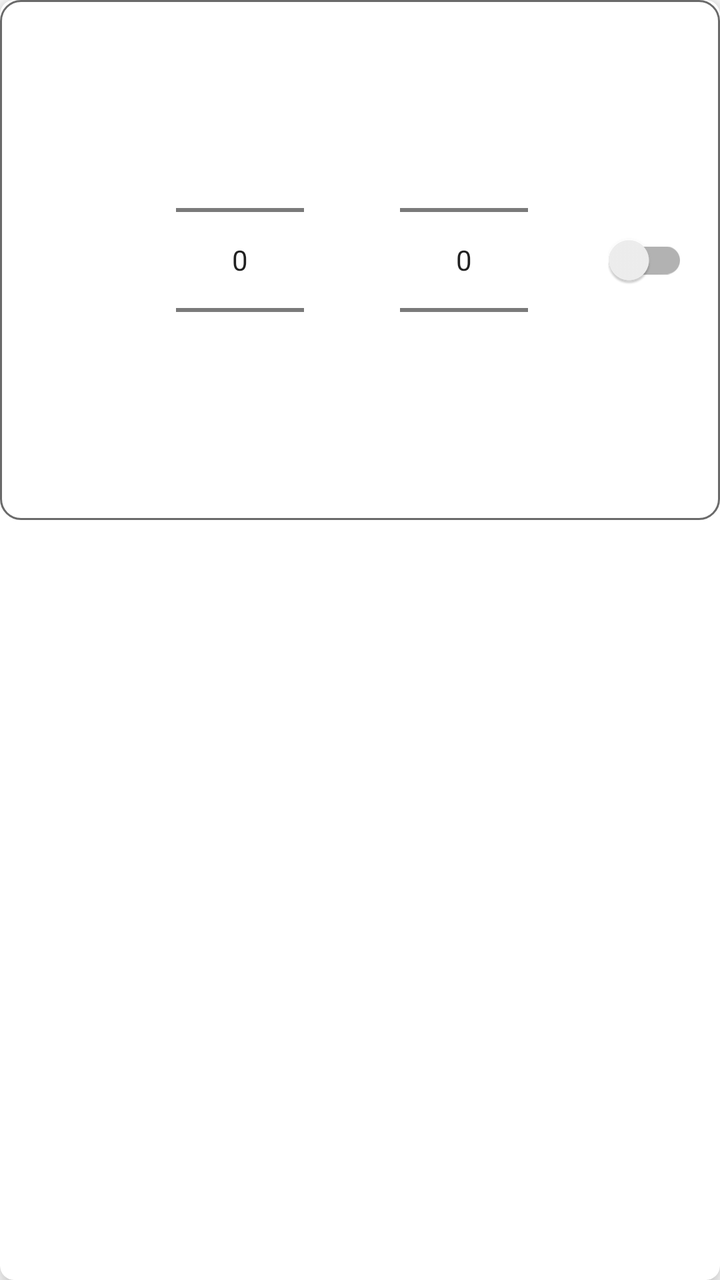
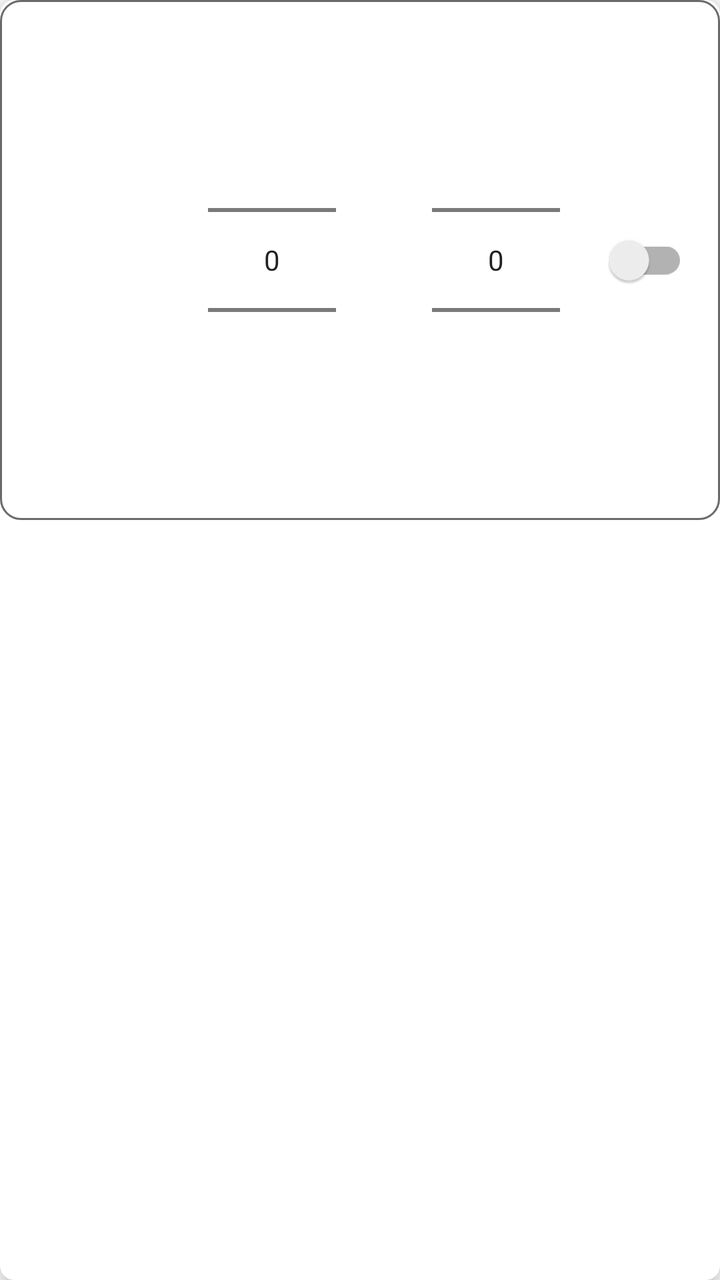

Before-and-after screenshots of an Android layout around one commit, followed by the original layout XML and the change that was made.
<!-- AndroidManifest.xml: application theme AppTheme -->
<!-- res/layout/list_item_weather_settings.xml -->
<?xml version="1.0" encoding="utf-8"?>
<layout xmlns:android="http://schemas.android.com/apk/res/android">

    <data>

        <variable
            name="viewModel"
            type="eu.agribot.agribotapp.ui.fragment.taskcreator.weatherselect.recycler.WeatherSettingsListItemViewModel" />
    </data>


    <androidx.cardview.widget.CardView xmlns:card_view="http://schemas.android.com/apk/res-auto"
        android:layout_width="match_parent"
        android:layout_height="wrap_content"
        android:layout_margin="@dimen/margin_small"
        android:background="@color/background_gray"
        android:foregroundGravity="center"
        card_view:cardCornerRadius="7dp"
        card_view:cardElevation="7dp"
        card_view:cardMaxElevation="7dp">

        <LinearLayout
            android:layout_width="match_parent"
            android:layout_height="wrap_content"
            android:background="@drawable/rounded_corner_layout"
            android:gravity="center"
            android:padding="@dimen/margin_large">


            <ImageView
                android:id="@+id/weather_icon"
                android:layout_width="wrap_content"
                android:layout_height="wrap_content"
                android:layout_gravity="center"
                android:layout_margin="@dimen/margin_xlarge" />


            <NumberPicker
                android:id="@+id/condition"
                android:layout_width="wrap_content"
                android:layout_height="wrap_content"
                android:layout_gravity="center"
                android:layout_margin="@dimen/margin_xlarge" />

            <NumberPicker
                android:id="@+id/value"
                android:layout_width="wrap_content"
                android:layout_height="wrap_content"
                android:layout_gravity="center"
                android:layout_margin="@dimen/margin_xlarge" />

            <TextView
                android:id="@+id/unit"
                android:layout_width="wrap_content"
                android:layout_height="wrap_content"
                android:layout_gravity="center"
                android:layout_margin="@dimen/margin_medium"
                android:textSize="@dimen/text_size_xlarge" />

            <androidx.appcompat.widget.SwitchCompat
                android:id="@+id/activation_switch"
                android:layout_width="wrap_content"
                android:layout_height="wrap_content"
                android:layout_gravity="center" />

        </LinearLayout>

    </androidx.cardview.widget.CardView>
</layout>
<!-- resources referenced by this layout -->
<resources>
  <color name="background_gray">#f1f1f1</color>
  <dimen name="margin_large">16dp</dimen>
  <dimen name="margin_medium">8dp</dimen>
  <dimen name="margin_small">4dp</dimen>
  <dimen name="margin_xlarge">24dp</dimen>
  <dimen name="text_size_xlarge">20sp</dimen>
  <!-- drawable rounded_corner_layout (drawable-mdpi) -->
  <?xml version="1.0" encoding="utf-8"?>
  <shape xmlns:android="http://schemas.android.com/apk/res/android">
  
      <solid android:color="@android:color/white"/>
      <corners android:radius="10dp"/>
      <stroke
          android:width="1dp"
          android:color="@color/gray" />
  
  </shape>
  <style name="AppTheme" parent="Theme.MaterialComponents.Light.DarkActionBar">
          
          <item name="colorPrimary">@color/colorPrimary</item>
          <item name="colorPrimaryDark">@color/colorPrimaryDark</item>
          <item name="colorAccent">@color/colorAccent</item>
      </style>
  <color name="gray">#6A6A6A</color>
  <color name="colorPrimary">@color/base_green</color>
  <color name="colorPrimaryDark">@color/base_green_darker</color>
  <color name="colorAccent">@color/gray</color>
  <color name="base_green">#a4c01b</color>
  <color name="base_green_darker">#839915</color>
</resources>

<!-- the commit's change to res/layout/list_item_weather_settings.xml (unified diff, before → after) -->
@@ -26,6 +26,15 @@
             android:gravity="center"
             android:padding="@dimen/margin_large">
 
+            <TextView
+                android:id="@+id/unit"
+                android:layout_width="wrap_content"
+                android:layout_height="wrap_content"
+                android:layout_gravity="center"
+                android:text="@{viewModel.currentValue}"
+                android:layout_margin="@dimen/margin_medium"
+                android:textSize="@dimen/text_size_xlarge" />
+
 
             <ImageView
                 android:id="@+id/weather_icon"
@@ -49,13 +58,7 @@
                 android:layout_gravity="center"
                 android:layout_margin="@dimen/margin_xlarge" />
 
-            <TextView
-                android:id="@+id/unit"
-                android:layout_width="wrap_content"
-                android:layout_height="wrap_content"
-                android:layout_gravity="center"
-                android:layout_margin="@dimen/margin_medium"
-                android:textSize="@dimen/text_size_xlarge" />
+
 
             <androidx.appcompat.widget.SwitchCompat
                 android:id="@+id/activation_switch"
